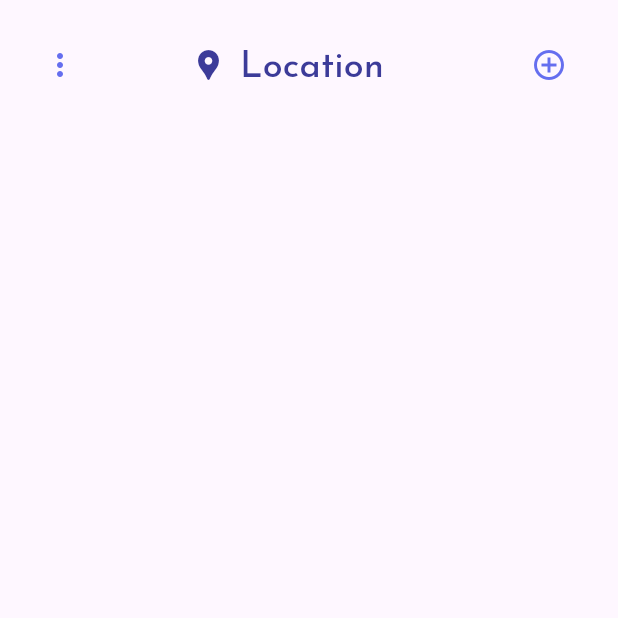
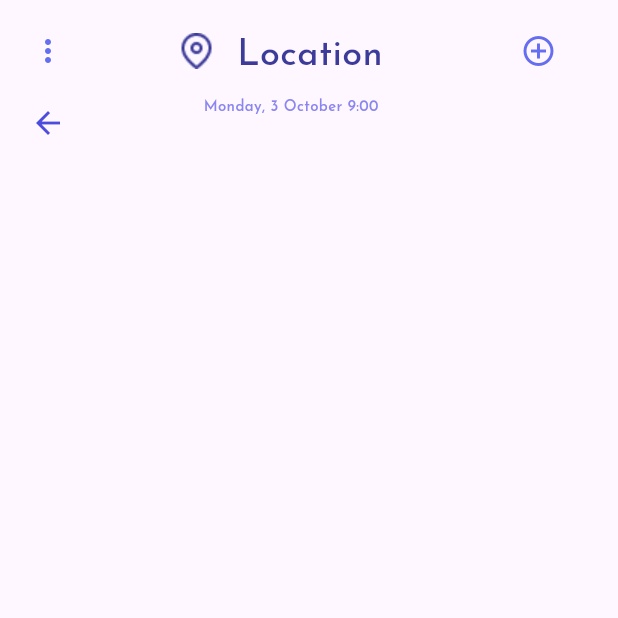
Before and after one commit to Marwannnnnntarek/weather_figma, a Flutter app: the screen it shows after launch, scrolled down 59 dp, after a tap on "Get Start", on a phone screen of 412 x 824 dp, the top half of it. Run offline on Flutter 3.47's test engine with Material 3 defaults, Android fonts, the phone set to English and light mode, and no system bars; our stand-ins replace go_router, google_fonts.

Commit message:
create second row of home view

```diff
--- a/lib/core/helpers/assetsData.dart
+++ b/lib/core/helpers/assetsData.dart
@@ -1,5 +1,6 @@
 class AssetsData {
   static const logo = 'assets/images/cloudy 1.png';
    static const cover = 'assets/images/Cover.png';
+    static const MapPin = 'assets/images/map-pin (1).png';
 }
 // y verticl
--- a/lib/features/home/presentation/views/widgets/LocationPinButton.dart
+++ b/lib/features/home/presentation/views/widgets/AddCircleIconButton.dart
@@ -1,7 +1,7 @@
 import 'package:flutter/material.dart';
 
-class LocationPinButton extends StatelessWidget {
-  const LocationPinButton({super.key});
+class AddCircleButtonIcon extends StatelessWidget {
+  const AddCircleButtonIcon({super.key});
 
   @override
   Widget build(BuildContext context) {
@@ -9,8 +9,9 @@ class LocationPinButton extends StatelessWidget {
       width: 24,
       height: 24,
       child: IconButton(
+        padding: EdgeInsets.zero,
         onPressed: () {},
-        icon: Icon(Icons.location_pin, color: Color(0xFF3c3b99)),
+        icon: Icon(Icons.add_circle_outline, color: Color(0xFF656eef)),
       ),
     );
   }
--- /dev/null
+++ b/lib/features/home/presentation/views/widgets/BackIconButton.dart
@@ -0,0 +1,28 @@
+import 'package:flutter/material.dart';
+import 'package:go_router/go_router.dart';
+
+class BackIconButton extends StatelessWidget {
+  const BackIconButton({
+    super.key,
+  });
+
+  @override
+  Widget build(BuildContext context) {
+    return Padding(
+      padding: const EdgeInsets.only(top: 22),
+      child: SizedBox(
+        height: 24,
+        width: 24,
+        child: BackButton(
+          style: ButtonStyle(
+            padding: WidgetStateProperty.all(EdgeInsets.zero),
+          ),
+          color: Color(0xFF4C4DDB),
+          onPressed: () {
+            context.pop();
+          },
+        ),
+      ),
+    );
+  }
+}
--- /dev/null
+++ b/lib/features/home/presentation/views/widgets/Date.dart
@@ -0,0 +1,26 @@
+import 'package:flutter/material.dart';
+import 'package:google_fonts/google_fonts.dart';
+
+class Date extends StatelessWidget {
+  const Date({
+    super.key,
+  });
+
+  @override
+  Widget build(BuildContext context) {
+    return SizedBox(
+      height: 18,
+      width: 208,
+      child: Center(
+        child: Text(
+          'Monday, 3 October 9:00',
+          style: GoogleFonts.josefinSans(
+            fontSize: 10,
+            fontWeight: FontWeight.w500,
+            color: Color(0xFF8986EF),
+          ),
+        ),
+      ),
+    );
+  }
+}
--- a/lib/features/home/presentation/views/widgets/HomeViewBody.dart
+++ b/lib/features/home/presentation/views/widgets/HomeViewBody.dart
@@ -1,29 +1,34 @@
 import 'package:flutter/material.dart';
-import 'package:myapp/features/home/presentation/views/widgets/AddCircleButton.dart';
-import 'package:myapp/features/home/presentation/views/widgets/LocationButton.dart';
-import 'package:myapp/features/home/presentation/views/widgets/LocationPinButton.dart';
-import 'package:myapp/features/home/presentation/views/widgets/MoreVertButton.dart';
+import 'package:myapp/features/home/presentation/views/widgets/AddCircleIconButton.dart';
+import 'package:myapp/features/home/presentation/views/widgets/BackIconButton.dart';
+import 'package:myapp/features/home/presentation/views/widgets/Date.dart';
+import 'package:myapp/features/home/presentation/views/widgets/Location.dart';
+import 'package:myapp/features/home/presentation/views/widgets/LocationIconImage.dart';
+import 'package:myapp/features/home/presentation/views/widgets/MoreIconButton.dart';
 
 class HomeViewBody extends StatelessWidget {
   const HomeViewBody({super.key});
 
   @override
   Widget build(BuildContext context) {
-    return Column(
+    return Padding(
+      padding: const EdgeInsets.symmetric(horizontal: 20, vertical: 20),
+      child: Column(
         children: [
           Row(
             children: [
-            SizedBox(width: 20),
-            MoreVertButton(),
+              MoreIconButton(),
               SizedBox(width: 75),
-            LocationPinButton(),
-            SizedBox(width: 5),
-            LocationButton(),
-            SizedBox(width: 78),
-            AddCircleButton(),
+              LocationIconImage(),
+              SizedBox(width: 15),
+              Location(),
+              SizedBox(width: 70),
+              AddCircleButtonIcon(),
             ],
           ),
+          Row(children: [BackIconButton(), SizedBox(width: 46), Date()]),
         ],
+      ),
     );
   }
 }
--- /dev/null
+++ b/lib/features/home/presentation/views/widgets/Location.dart
@@ -0,0 +1,22 @@
+import 'package:flutter/material.dart';
+import 'package:google_fonts/google_fonts.dart';
+
+class Location extends StatelessWidget {
+  const Location({super.key});
+
+  @override
+  Widget build(BuildContext context) {
+    return SizedBox(
+      height: 28,
+      width: 119,
+      child: Text(
+        'Location',
+        style: GoogleFonts.josefinSans(
+          fontSize: 24,
+          fontWeight: FontWeight.w500,
+          color: Color(0xFF3c3b99),
+        ),
+      ),
+    );
+  }
+}
--- a/lib/features/home/presentation/views/widgets/LocationButton.dart
+++ /dev/null
@@ -1,26 +0,0 @@
-import 'package:flutter/material.dart';
-import 'package:google_fonts/google_fonts.dart';
-
-class LocationButton extends StatelessWidget {
-  const LocationButton({super.key});
-
-  @override
-  Widget build(BuildContext context) {
-    return Padding(
-      padding: const EdgeInsets.only(top: 20),
-      child: TextButton(
-        onPressed: () {},
-        style: TextButton.styleFrom(
-          foregroundColor: Color(0xFF3c3b99), // Text color
-        ),
-        child: Text(
-          'Location',
-          style: GoogleFonts.josefinSans(
-            fontSize: 24,
-            fontWeight: FontWeight.w500,
-          ),
-        ),
-      ),
-    );
-  }
-}
--- /dev/null
+++ b/lib/features/home/presentation/views/widgets/LocationIconImage.dart
@@ -0,0 +1,11 @@
+import 'package:flutter/material.dart';
+import 'package:myapp/core/helpers/assetsData.dart';
+
+class LocationIconImage extends StatelessWidget {
+  const LocationIconImage({super.key});
+
+  @override
+  Widget build(BuildContext context) {
+    return Image.asset(AssetsData.MapPin, height: 24, width: 24);
+  }
+}
--- a/lib/features/home/presentation/views/widgets/AddCircleButton.dart
+++ b/lib/features/home/presentation/views/widgets/MoreIconButton.dart
@@ -1,9 +1,7 @@
 import 'package:flutter/material.dart';
 
-class AddCircleButton extends StatelessWidget {
-  const AddCircleButton({
-    super.key,
-  });
+class MoreIconButton extends StatelessWidget {
+  const MoreIconButton({super.key});
 
   @override
   Widget build(BuildContext context) {
@@ -11,8 +9,9 @@ class AddCircleButton extends StatelessWidget {
       width: 24,
       height: 24,
       child: IconButton(
+        padding: EdgeInsets.zero,
         onPressed: () {},
-        icon: Icon(Icons.add_circle_outline, color: Color(0xFF656eef)),
+        icon: Icon(Icons.more_vert_rounded, color: Color(0xFF656eef)),
       ),
     );
   }
--- a/lib/features/home/presentation/views/widgets/MoreVertButton.dart
+++ /dev/null
@@ -1,19 +0,0 @@
-import 'package:flutter/material.dart';
-
-class MoreVertButton extends StatelessWidget {
-  const MoreVertButton({
-    super.key,
-  });
-
-  @override
-  Widget build(BuildContext context) {
-    return SizedBox(
-      width: 24,
-      height: 24,
-      child: IconButton(
-        onPressed: () {},
-        icon: Icon(Icons.more_vert, color: Color(0xFF656eef)),
-      ),
-    );
-  }
-}
--- a/lib/features/register/presentation/views/widgets/WithoutSignUpButton.dart
+++ b/lib/features/register/presentation/views/widgets/WithoutSignUpButton.dart
@@ -11,7 +11,7 @@ class WithoutSignUpButton extends StatelessWidget {
       padding: const EdgeInsets.only(bottom: 76),
       child: TextButton(
         onPressed: () {
-          context.go('/HomeView');
+          context.push('/HomeView');
         },
         style: TextButton.styleFrom(
           foregroundColor: Colors.black, // Text color
--- a/lib/features/start/presentation/views/widgets/CreateAnAccountButton.dart
+++ b/lib/features/start/presentation/views/widgets/CreateAnAccountButton.dart
@@ -11,7 +11,7 @@ class CreateAnAccountButton extends StatelessWidget {
       padding: const EdgeInsets.only(bottom: 255),
       child: TextButton(
         onPressed: () {
-          context.go('/HomeView');
+          context.push('/RegisterView');
         },
 
         style: TextButton.styleFrom(
--- a/lib/features/start/presentation/views/widgets/GetStartButton.dart
+++ b/lib/features/start/presentation/views/widgets/GetStartButton.dart
@@ -9,7 +9,7 @@ class GetStartButton extends StatelessWidget {
   Widget build(BuildContext context) {
     return TextButton(
       onPressed: () {
-         context.go('/HomeView');
+         context.push('/HomeView');
       },
       style: TextButton.styleFrom(
         padding: EdgeInsets.zero,
```
Also changed, not shown: assets/images/map-pin (1).png (added), 4 other files. Lines whose indentation alone changed are shown as unchanged.
